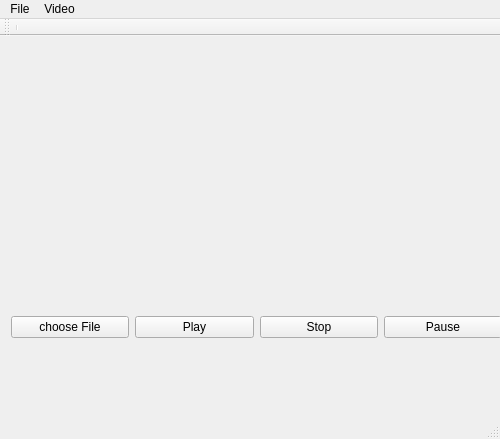
The window that src/Video_Player/Video_Player/mainwindow.ui (pburkiewicz/VideoPlayer) describes before a commit, drawn with Qt 5.
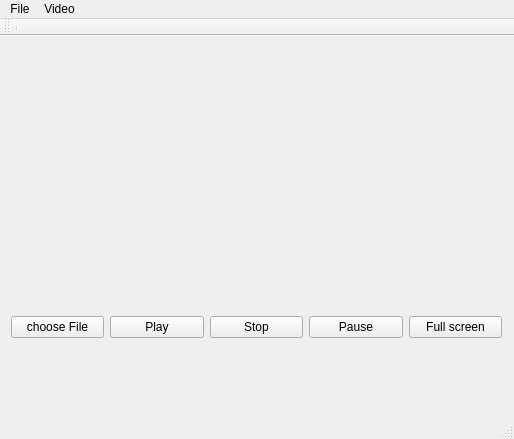
The same window after the commit.

Commit message: add FullScreenButton with action

```diff
--- a/src/Video_Player/Video_Player/mainwindow.ui
+++ b/src/Video_Player/Video_Player/mainwindow.ui
@@ -6,7 +6,7 @@
    <rect>
     <x>0</x>
     <y>0</y>
-    <width>500</width>
+    <width>514</width>
     <height>439</height>
    </rect>
   </property>
@@ -70,6 +70,19 @@
        </property>
       </widget>
      </item>
+     <item>
+      <widget class="QPushButton" name="FullScreenButton">
+       <property name="minimumSize">
+        <size>
+         <width>50</width>
+         <height>20</height>
+        </size>
+       </property>
+       <property name="text">
+        <string>Full screen</string>
+       </property>
+      </widget>
+     </item>
     </layout>
    </widget>
   </widget>
@@ -78,7 +91,7 @@
     <rect>
      <x>0</x>
      <y>0</y>
-     <width>500</width>
+     <width>514</width>
      <height>29</height>
     </rect>
    </property>
```
The commit also changes 2 other files.
